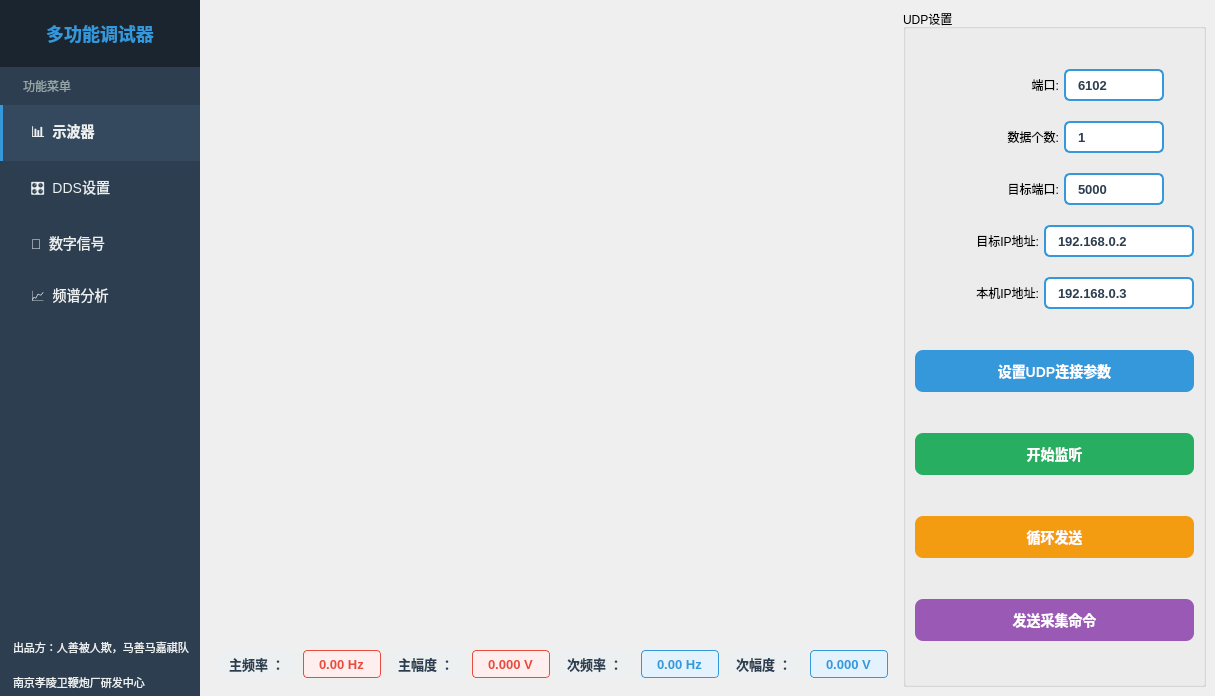
Ammmmm123/shiboqi_remake, file src/ui/shiboqi_remake.ui: the form before one commit.
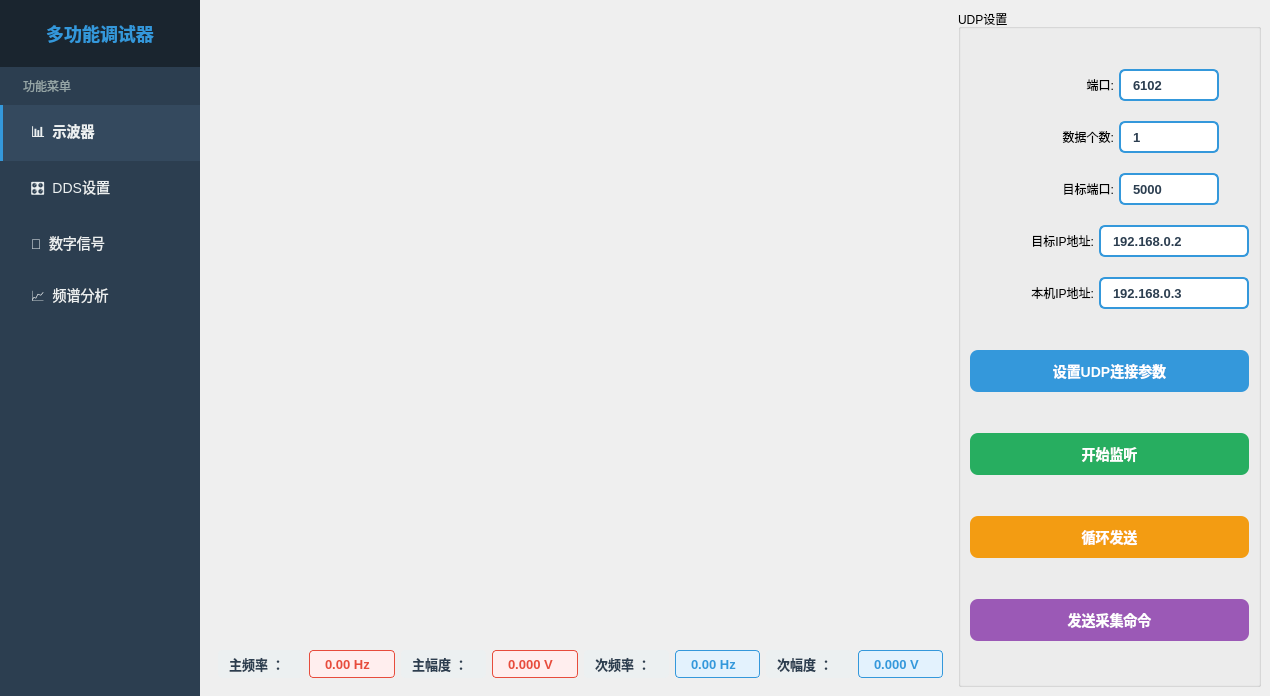
The form after the commit. Custom widgets are drawn as their Qt base class.

```diff
--- a/src/ui/shiboqi_remake.ui
+++ b/src/ui/shiboqi_remake.ui
@@ -6,7 +6,7 @@
    <rect>
     <x>0</x>
     <y>0</y>
-    <width>1182</width>
+    <width>1270</width>
     <height>696</height>
    </rect>
   </property>
@@ -182,46 +182,6 @@
          </property>
         </spacer>
        </item>
-       <item>
-        <widget class="QLabel" name="copyrightLabel1">
-         <property name="styleSheet">
-          <string notr="true">QLabel {
-    color: #ecf0f1;
-    padding: 5px 10px;
-    font-size: 11px;
-}</string>
-         </property>
-         <property name="text">
-          <string>出品方：人善被人欺，马善马嘉祺队</string>
-         </property>
-         <property name="alignment">
-          <set>Qt::AlignLeading|Qt::AlignLeft|Qt::AlignVCenter</set>
-         </property>
-         <property name="wordWrap">
-          <bool>true</bool>
-         </property>
-        </widget>
-       </item>
-       <item>
-        <widget class="QLabel" name="copyrightLabel2">
-         <property name="styleSheet">
-          <string notr="true">QLabel {
-    color: #ecf0f1;
-    padding: 5px 10px;
-    font-size: 11px;
-}</string>
-         </property>
-         <property name="text">
-          <string>南京孝陵卫鞭炮厂研发中心</string>
-         </property>
-         <property name="alignment">
-          <set>Qt::AlignLeading|Qt::AlignLeft|Qt::AlignVCenter</set>
-         </property>
-         <property name="wordWrap">
-          <bool>true</bool>
-         </property>
-        </widget>
-       </item>
       </layout>
      </widget>
     </item>
@@ -600,7 +560,7 @@
             <property name="title">
              <string>UDP设置</string>
             </property>
-            <layout class="QVBoxLayout" name="verticalLayout_10" stretch="0,0,0,2,0,0">
+            <layout class="QVBoxLayout" name="verticalLayout_10" stretch="0,0,0,2,0">
              <property name="spacing">
               <number>10</number>
              </property>
```
